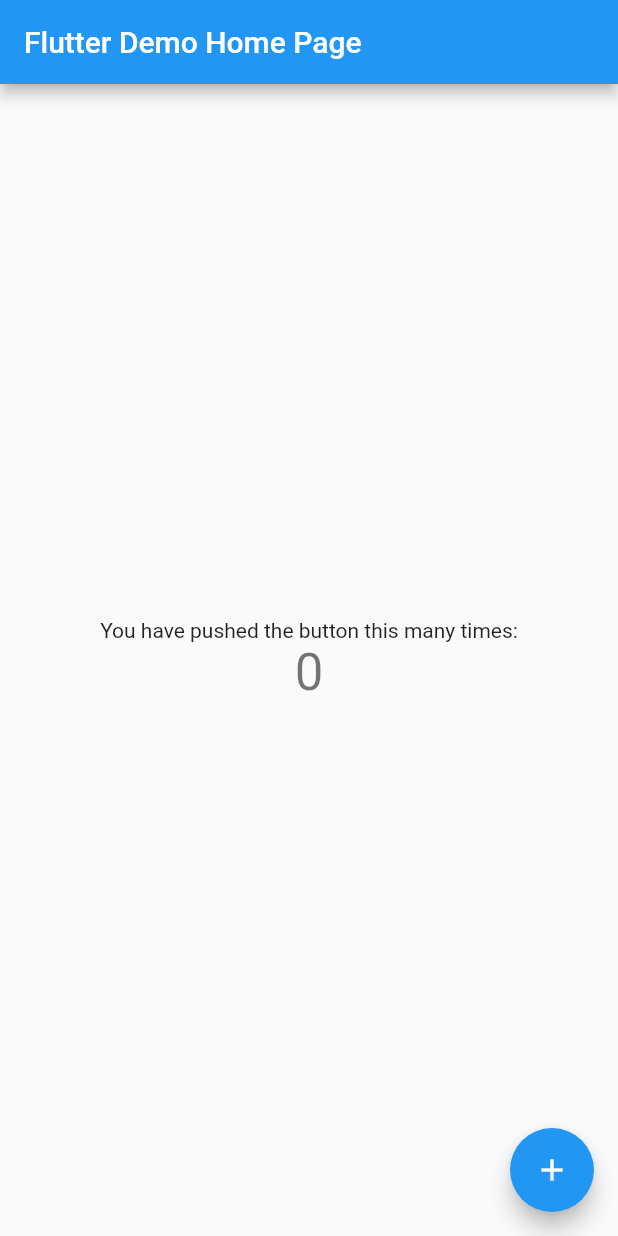
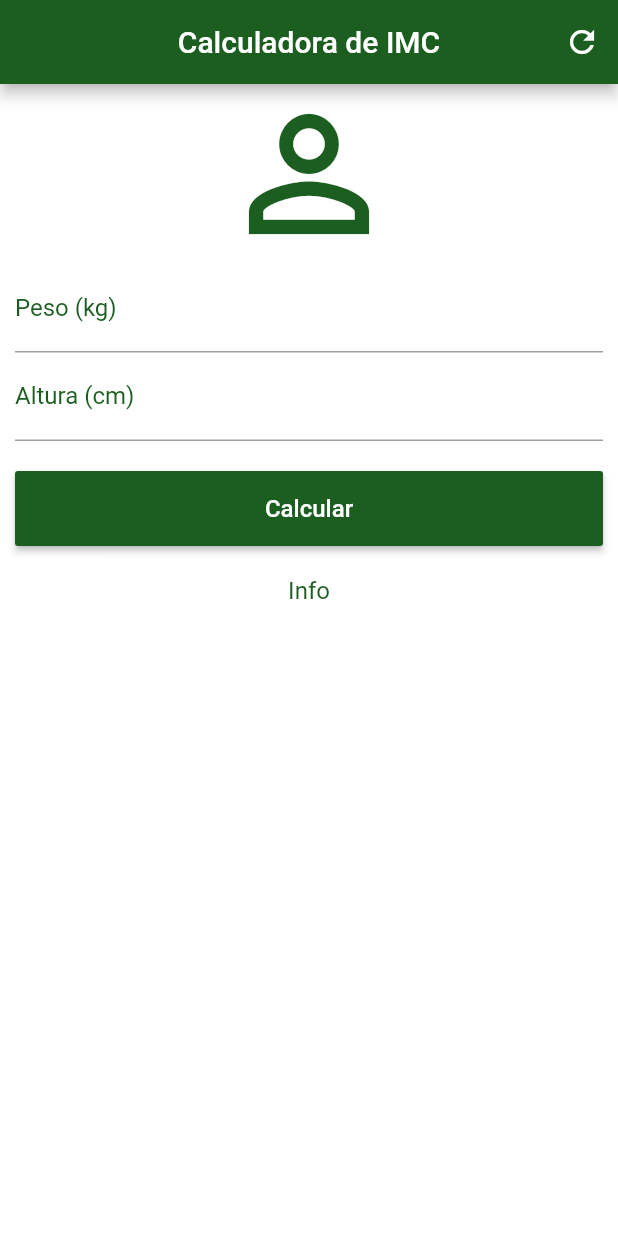
Before and after one commit to raphaeroo/flutter_imc, a Flutter app: the screen it shows after launch, on a phone screen of 412 x 824 dp. Run offline on Flutter 3.47's test engine with Material 2 defaults, Android fonts, the phone set to English and light mode, and no system bars.

Commit message:
finish layout

```diff
--- a/lib/main.dart
+++ b/lib/main.dart
@@ -1,117 +1,69 @@
 import 'package:flutter/material.dart';
 
 void main() {
-  runApp(MyApp());
+  runApp(MaterialApp(
+    home: Home(),
+  ));
 }
 
-class MyApp extends StatelessWidget {
-  // This widget is the root of your application.
+class Home extends StatefulWidget {
+  @override
+  _HomeState createState() => _HomeState();
+}
+
+class _HomeState extends State<Home> {
   @override
   Widget build(BuildContext context) {
-    return MaterialApp(
-      title: 'Flutter Demo',
-      theme: ThemeData(
-        // This is the theme of your application.
-        //
-        // Try running your application with "flutter run". You'll see the
-        // application has a blue toolbar. Then, without quitting the app, try
-        // changing the primarySwatch below to Colors.green and then invoke
-        // "hot reload" (press "r" in the console where you ran "flutter run",
-        // or simply save your changes to "hot reload" in a Flutter IDE).
-        // Notice that the counter didn't reset back to zero; the application
-        // is not restarted.
-        primarySwatch: Colors.blue,
-        // This makes the visual density adapt to the platform that you run
-        // the app on. For desktop platforms, the controls will be smaller and
-        // closer together (more dense) than on mobile platforms.
-        visualDensity: VisualDensity.adaptivePlatformDensity,
-      ),
-      home: MyHomePage(title: 'Flutter Demo Home Page'),
-    );
+    return Scaffold(
+        appBar: AppBar(
+          title: Text("Calculadora de IMC"),
+          centerTitle: true,
+          backgroundColor: Colors.green[900],
+          actions: <Widget>[
+            IconButton(icon: Icon(Icons.refresh), onPressed: () {})
+          ],
+        ),
+        backgroundColor: Colors.white,
+        body: SingleChildScrollView(
+          padding: EdgeInsets.fromLTRB(10, 0, 10, 0),
+          child: Column(
+            crossAxisAlignment: CrossAxisAlignment.stretch,
+            children: <Widget>[
+              Icon(Icons.person_outline, size: 120, color: Colors.green[900]),
+              TextField(
+                  keyboardType: TextInputType.number,
+                  decoration: InputDecoration(
+                      labelText: "Peso (kg)",
+                      labelStyle: TextStyle(color: Colors.green[900])),
+                  textAlign: TextAlign.center,
+                  style: TextStyle(color: Colors.green[900], fontSize: 16)),
+              TextField(
+                  keyboardType: TextInputType.number,
+                  decoration: InputDecoration(
+                      labelText: "Altura (cm)",
+                      labelStyle: TextStyle(color: Colors.green[900])),
+                  textAlign: TextAlign.center,
+                  style: TextStyle(color: Colors.green[900], fontSize: 16)),
+              Padding(
+                padding: EdgeInsets.only(top: 20, bottom: 20),
+                child: Container(
+                  height: 50,
+                  child: RaisedButton(
+                      onPressed: () {},
+                      child: Text(
+                        "Calcular",
+                        style: TextStyle(color: Colors.white, fontSize: 16),
+                      ),
+                      color: Colors.green[900]),
+                ),
+              ),
+              Text(
+                "Info",
+                textAlign: TextAlign.center,
+                style: TextStyle(color: Colors.green[900], fontSize: 16),
+              )
+            ],
+          ),
+        ));
   }
 }
-
-class MyHomePage extends StatefulWidget {
-  MyHomePage({Key key, this.title}) : super(key: key);
-
-  // This widget is the home page of your application. It is stateful, meaning
-  // that it has a State object (defined below) that contains fields that affect
-  // how it looks.
-
-  // This class is the configuration for the state. It holds the values (in this
-  // case the title) provided by the parent (in this case the App widget) and
-  // used by the build method of the State. Fields in a Widget subclass are
-  // always marked "final".
-
-  final String title;
-
-  @override
-  _MyHomePageState createState() => _MyHomePageState();
-}
-
-class _MyHomePageState extends State<MyHomePage> {
-  int _counter = 0;
-
-  void _incrementCounter() {
-    setState(() {
-      // This call to setState tells the Flutter framework that something has
-      // changed in this State, which causes it to rerun the build method below
-      // so that the display can reflect the updated values. If we changed
-      // _counter without calling setState(), then the build method would not be
-      // called again, and so nothing would appear to happen.
-      _counter++;
-    });
-  }
-
-  @override
-  Widget build(BuildContext context) {
-    // This method is rerun every time setState is called, for instance as done
-    // by the _incrementCounter method above.
-    //
-    // The Flutter framework has been optimized to make rerunning build methods
-    // fast, so that you can just rebuild anything that needs updating rather
-    // than having to individually change instances of widgets.
-    return Scaffold(
-      appBar: AppBar(
-        // Here we take the value from the MyHomePage object that was created by
-        // the App.build method, and use it to set our appbar title.
-        title: Text(widget.title),
-      ),
-      body: Center(
-        // Center is a layout widget. It takes a single child and positions it
-        // in the middle of the parent.
-        child: Column(
-          // Column is also a layout widget. It takes a list of children and
-          // arranges them vertically. By default, it sizes itself to fit its
-          // children horizontally, and tries to be as tall as its parent.
-          //
-          // Invoke "debug painting" (press "p" in the console, choose the
-          // "Toggle Debug Paint" action from the Flutter Inspector in Android
-          // Studio, or the "Toggle Debug Paint" command in Visual Studio Code)
-          // to see the wireframe for each widget.
-          //
-          // Column has various properties to control how it sizes itself and
-          // how it positions its children. Here we use mainAxisAlignment to
-          // center the children vertically; the main axis here is the vertical
-          // axis because Columns are vertical (the cross axis would be
-          // horizontal).
-          mainAxisAlignment: MainAxisAlignment.center,
-          children: <Widget>[
-            Text(
-              'You have pushed the button this many times:',
-            ),
-            Text(
-              '$_counter',
-              style: Theme.of(context).textTheme.headline4,
-            ),
-          ],
-        ),
-      ),
-      floatingActionButton: FloatingActionButton(
-        onPressed: _incrementCounter,
-        tooltip: 'Increment',
-        child: Icon(Icons.add),
-      ), // This trailing comma makes auto-formatting nicer for build methods.
-    );
-  }
-}
```
Also changed, not shown: 1 other file.
